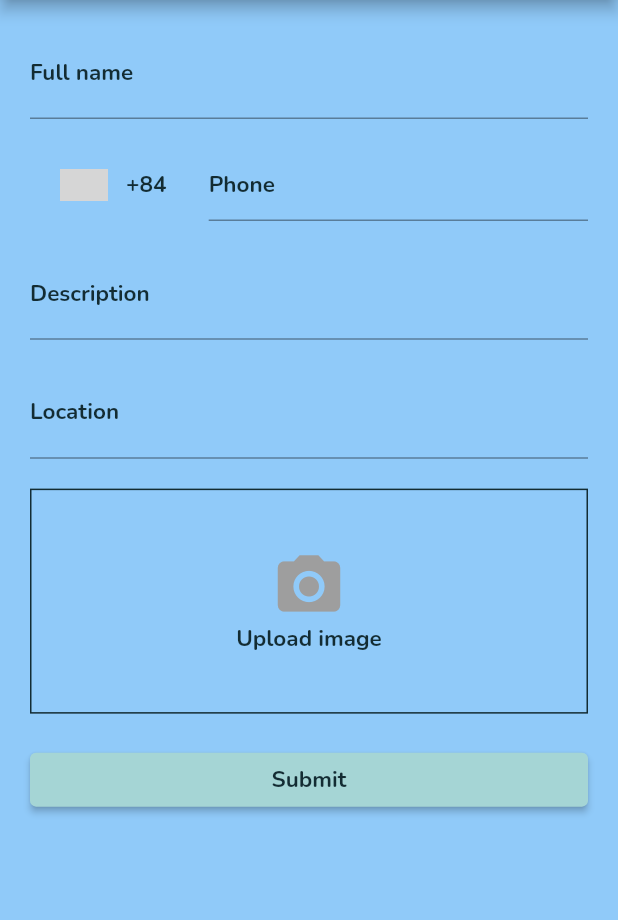
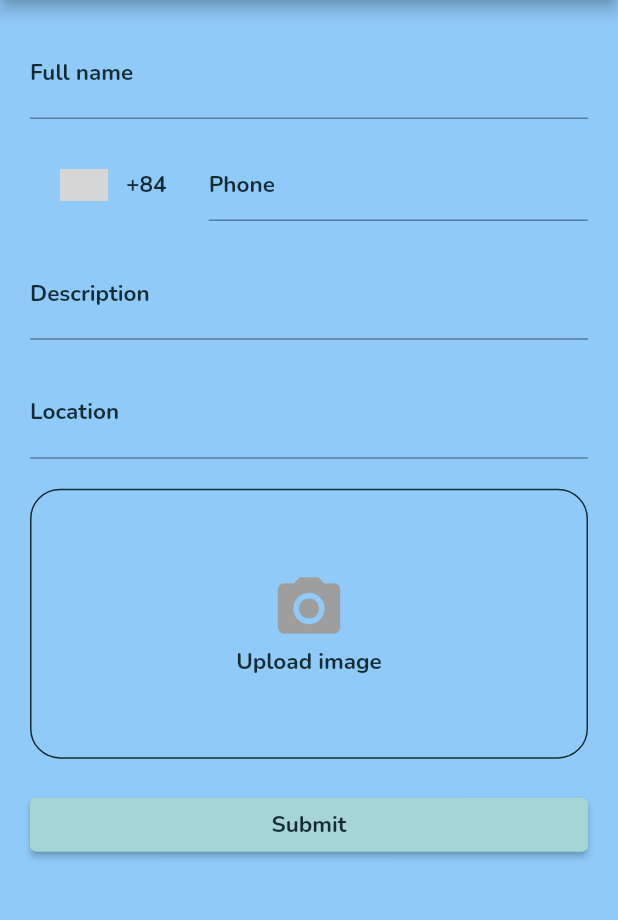
Before and after one commit to ageha-chou/pet-rescue, a Flutter app: the ReportPetScreen screen opened by its route, on a phone screen of 412 x 824 dp, the part 84-1004 px from its top. Run offline on Flutter 3.47's test engine with Material 2 defaults, Android fonts, the phone set to English and light mode, and no system bars; drawn by our look-alikes of intl_phone_number_input; our stand-ins replace geocoding, geolocator, get, google_maps_flutter; missing offline and left inert: images_picker; grey boxes are pictures that could not be loaded.

Commit message:
updated ReportPetScreen: add x button to clear selected image

```diff
--- a/lib/modules/report/report_pet_screen.dart
+++ b/lib/modules/report/report_pet_screen.dart
@@ -142,31 +142,55 @@ class ReportPetScreen extends GetView<ReportPetController> {
               const SizedBox(height: 20),
               Obx(
                 () => controller.imageFiles.length != 0
-                    ? Container(
+                    ? Stack(
+                        children: [
+                          Container(
+                            decoration: BoxDecoration(
+                              border: Border.all(color: ColorConstants.black),
+                              borderRadius:
+                                  BorderRadius.all(Radius.circular(20.0)),
+                            ),
+                            padding: const EdgeInsets.symmetric(
+                              vertical: 30,
+                              horizontal: 10,
+                            ),
                             width: MediaQuery.of(context).size.width,
-                        height: 150,
+                            height: 180,
                             child: ListView.builder(
                                 scrollDirection: Axis.horizontal,
                                 itemCount: controller.imageFiles.length,
                                 itemBuilder: (ctx, i) {
                                   return Container(
-                                margin:
-                                    const EdgeInsets.symmetric(horizontal: 10),
+                                    margin: const EdgeInsets.symmetric(
+                                        horizontal: 10),
                                     width: 100,
                                     child: Image.file(
                                         File(controller.imageFiles[i].path),
                                         fit: BoxFit.cover),
                                   );
                                 }),
+                          ),
+                          Positioned(
+                            right: 0,
+                            top: -7,
+                            child: IconButton(
+                                onPressed: () {
+                                  controller.imageFiles.clear();
+                                },
+                                icon: Icon(Icons.clear)),
+                          ),
+                        ],
                       )
                     : InkWell(
                         onTap: () async {
                           getImage();
                         },
                         child: Container(
-                          height: 150,
+                          height: 180,
                           decoration: BoxDecoration(
                             border: Border.all(color: ColorConstants.black),
+                            borderRadius:
+                                BorderRadius.all(Radius.circular(20.0)),
                           ),
                           child: Column(
                             mainAxisAlignment: MainAxisAlignment.center,
```
Lines whose indentation alone changed are shown as unchanged.
